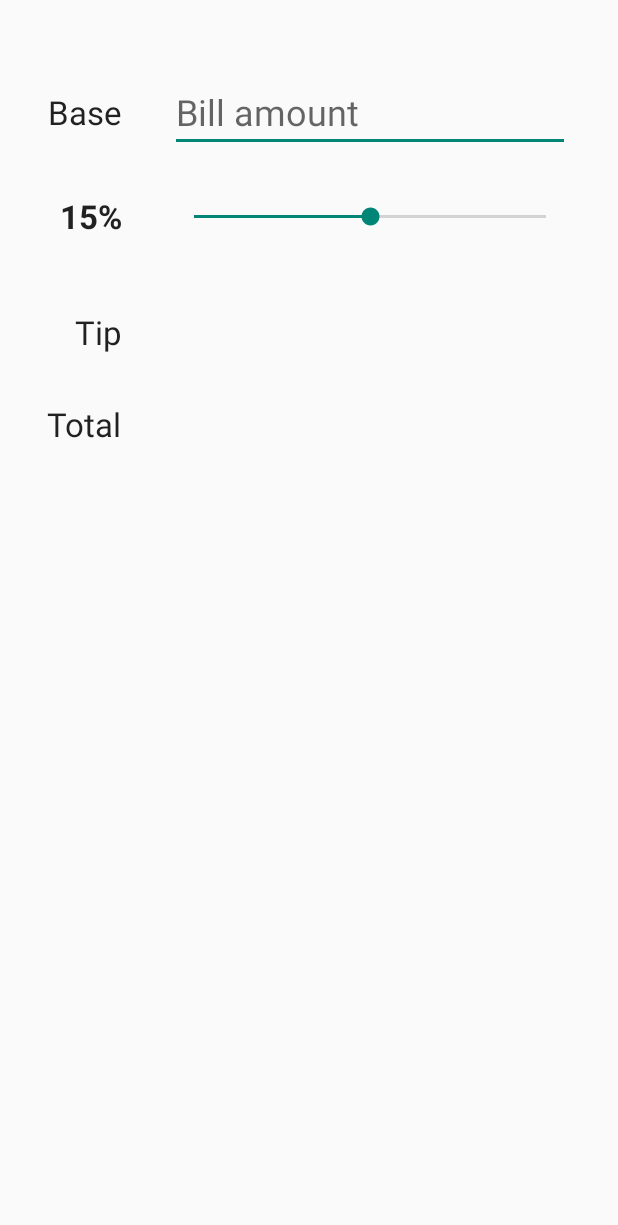
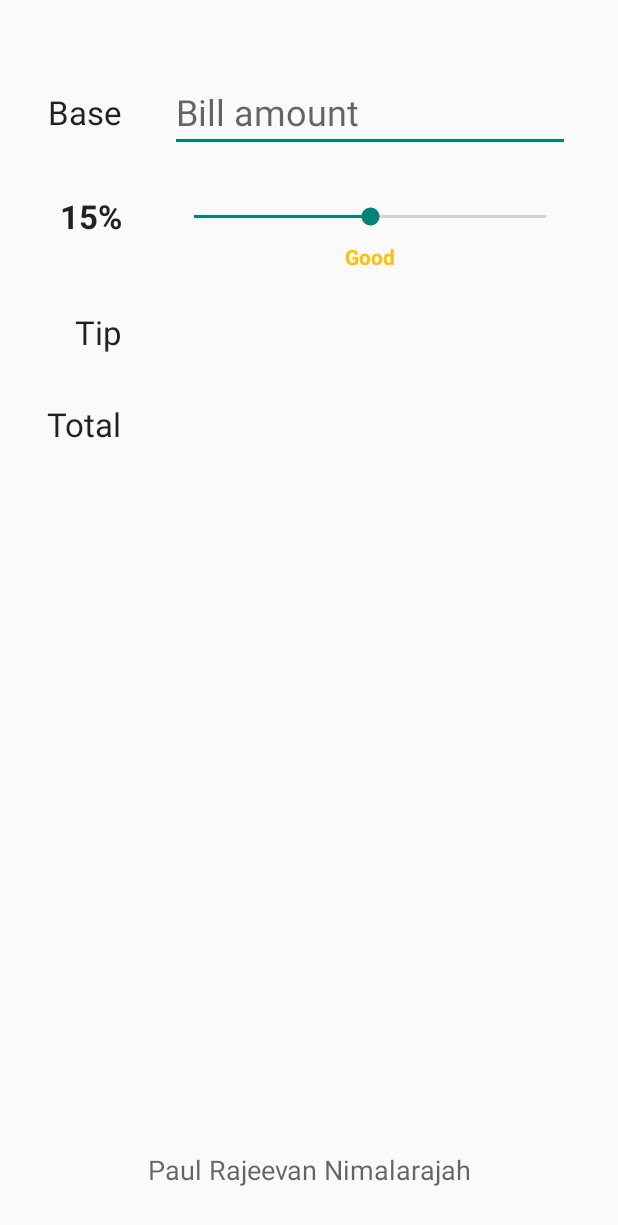
Before and after one commit to Paul-Rajeevan-Nimalarajah/Tippy-Practice, an Android app built with Jetpack Compose: the screen it shows after launch (MainActivity), on a phone screen of 412 x 824 dp. Shown: the top 1225 px of the screen. Run offline under Robolectric (Android 15) with nearby library versions, the phone set to English and light mode, and no system bars.

Commit message:
Add tvTipDescription

```diff
--- a/app/src/main/java/com/sldevelopers/tippy/MainActivity.kt
+++ b/app/src/main/java/com/sldevelopers/tippy/MainActivity.kt
@@ -1,6 +1,5 @@
 package com.sldevelopers.tippy
 
-import androidx.appcompat.app.AppCompatActivity
 import android.os.Bundle
 import android.text.Editable
 import android.text.TextWatcher
@@ -8,6 +7,8 @@ import android.util.Log
 import android.widget.EditText
 import android.widget.SeekBar
 import android.widget.TextView
+import androidx.appcompat.app.AppCompatActivity
+import androidx.core.content.ContextCompat
 
 private const val TAG = "MainActivity"
 private const val INITIAL_TIP_PERCENT = 15
@@ -19,6 +20,7 @@ class MainActivity : AppCompatActivity() {
     private lateinit var tvTipPercentLabel: TextView
     private lateinit var tvTipAmount: TextView
     private lateinit var tvTotalAmount: TextView
+    private lateinit var tvTipDescription: TextView
 
     override fun onCreate(savedInstanceState: Bundle?) {
         super.onCreate(savedInstanceState)
@@ -29,15 +31,18 @@ class MainActivity : AppCompatActivity() {
         tvTipPercentLabel = findViewById(R.id.tvTipPercentLabel)
         tvTipAmount = findViewById(R.id.tvTipAmount)
         tvTotalAmount = findViewById(R.id.tvTotalAmount)
+        tvTipDescription = findViewById(R.id.tvTipDescription)
 
         seekBarTip.progress = INITIAL_TIP_PERCENT
         tvTipPercentLabel.text = "$INITIAL_TIP_PERCENT%"
+        updateTipDescription(INITIAL_TIP_PERCENT)
 
         seekBarTip.setOnSeekBarChangeListener(object : SeekBar.OnSeekBarChangeListener {
             override fun onProgressChanged(seekBar: SeekBar?, progress: Int, fromUser: Boolean) {
                 Log.i(TAG, "onProgressChanged $progress")
                 tvTipPercentLabel.text = "$progress%"
                 computeTipAndTotal()
+                updateTipDescription(progress)
             }
 
             override fun onStartTrackingTouch(seekBar: SeekBar?) {}
@@ -57,6 +62,25 @@ class MainActivity : AppCompatActivity() {
         })
     }
 
+    private fun updateTipDescription(tipPercent: Int) {
+        val tipDescription = when (tipPercent) {
+            in 0..9 -> "Poor"
+            in 10..14 -> "Acceptable"
+            in 15..19 -> "Good"
+            in 20..24 -> "Great"
+            else -> "Amazing"
+        }
+        tvTipDescription.text = tipDescription
+        val color = when (tipPercent) {
+            in 0..9 -> R.color.color_poor
+            in 10..14 -> R.color.color_acceptable
+            in 15..19 -> R.color.color_good
+            in 20..24 -> R.color.color_great
+            else -> R.color.color_amazing
+        }
+        tvTipDescription.setTextColor(ContextCompat.getColor(this, color))
+    }
+
     private fun computeTipAndTotal() {
         val baseAmount = etBaseAmount.text.toString().toDoubleOrNull()
         if (baseAmount == null) {
--- a/app/src/main/res/layout/activity_main.xml
+++ b/app/src/main/res/layout/activity_main.xml
@@ -95,4 +95,26 @@
         app:layout_constraintTop_toTopOf="@+id/tvTotalLabel"
         tools:text="103.11" />
 
+    <TextView
+        android:id="@+id/textView"
+        android:layout_width="wrap_content"
+        android:layout_height="wrap_content"
+        android:layout_marginBottom="32dp"
+        android:text="Paul Rajeevan Nimalarajah"
+        android:textAppearance="@style/TextAppearance.AppCompat.Medium"
+        app:layout_constraintBottom_toBottomOf="parent"
+        app:layout_constraintEnd_toEndOf="parent"
+        app:layout_constraintStart_toStartOf="parent" />
+
+    <TextView
+        android:id="@+id/tvTipDescription"
+        android:layout_width="wrap_content"
+        android:layout_height="wrap_content"
+        android:layout_marginTop="8dp"
+        android:textStyle="bold"
+        app:layout_constraintEnd_toEndOf="@+id/seekBarTip"
+        app:layout_constraintStart_toStartOf="@+id/seekBarTip"
+        app:layout_constraintTop_toBottomOf="@+id/seekBarTip"
+        tools:text="Acceptable" />
+
 </androidx.constraintlayout.widget.ConstraintLayout>
--- a/app/src/main/res/values/colors.xml
+++ b/app/src/main/res/values/colors.xml
@@ -1,10 +1,8 @@
 <?xml version="1.0" encoding="utf-8"?>
 <resources>
-    <color name="purple_200">#FFBB86FC</color>
-    <color name="purple_500">#FF6200EE</color>
-    <color name="purple_700">#FF3700B3</color>
-    <color name="teal_200">#FF03DAC5</color>
-    <color name="teal_700">#FF018786</color>
-    <color name="black">#FF000000</color>
-    <color name="white">#FFFFFFFF</color>
+    <color name="color_poor">#F44336</color>
+    <color name="color_acceptable">#FF9800</color>
+    <color name="color_good">#FFC107</color>
+    <color name="color_great">#8BC34A</color>
+    <color name="color_amazing">#4CAF50</color>
 </resources>
```
